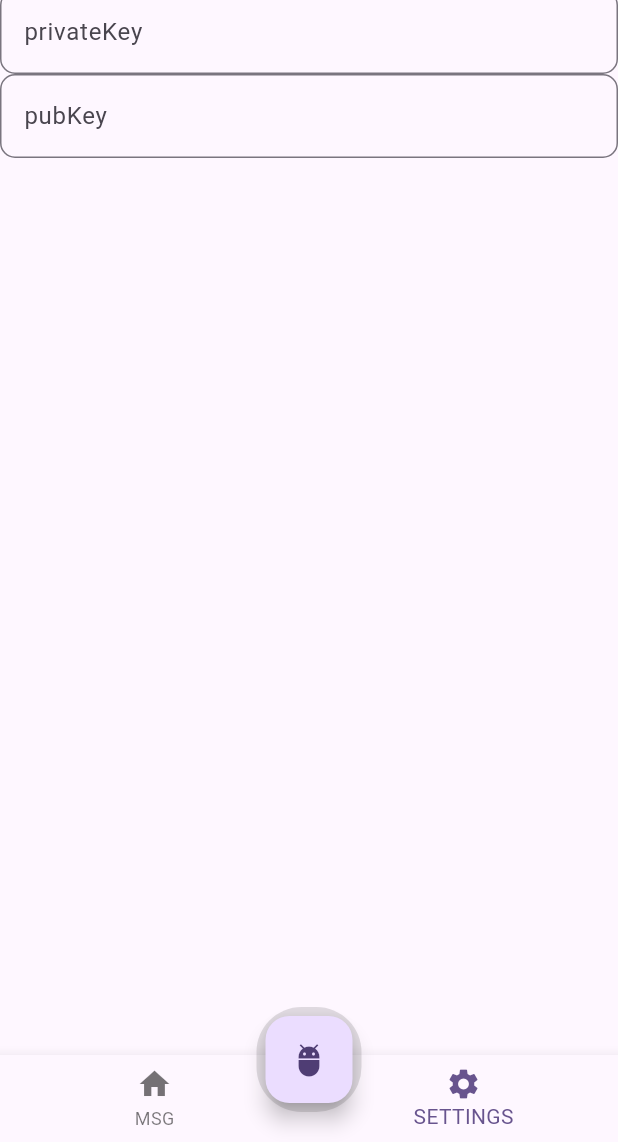
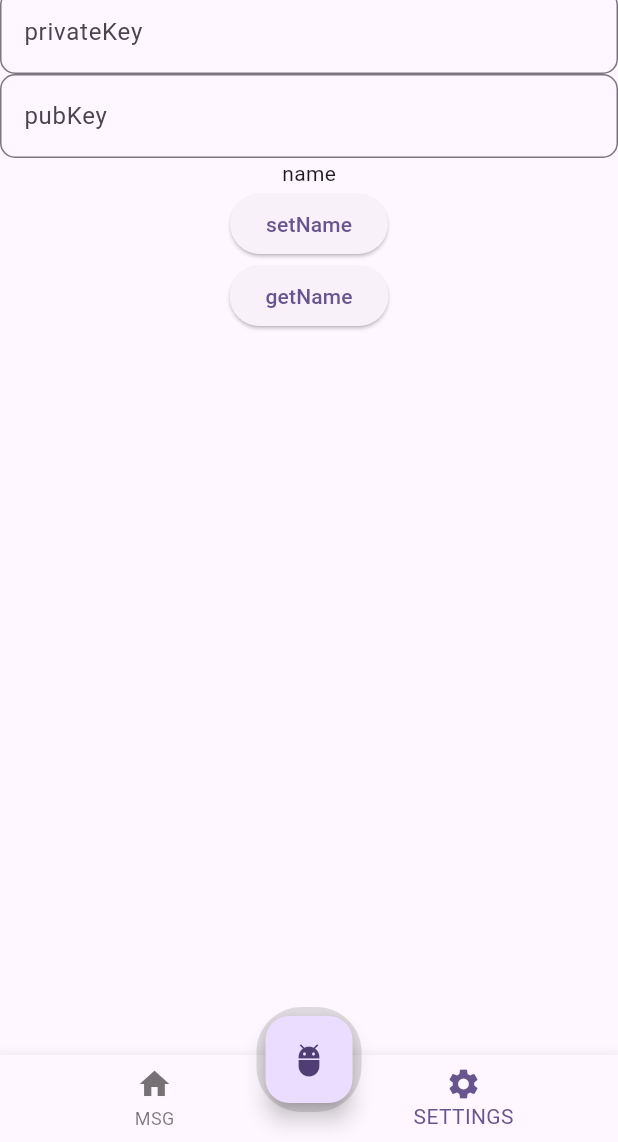
Before and after one commit to lpxxn/yoyo, a Flutter app: the screen it shows after launch, item 2 of the bottom bar chosen, on a phone screen of 412 x 824 dp, the part 94-1236 px from its top. Run offline on Flutter 3.47's test engine with Material 3 defaults, Android fonts, the light colour scheme and no system bars; our stand-ins replace get, get_storage, shared_preferences.

Commit message:
feat: pages

```diff
--- a/clank/lib/main.dart
+++ b/clank/lib/main.dart
@@ -1,12 +1,22 @@
 import 'package:flutter/material.dart';
 import 'package:path/path.dart' as p;
 import 'package:get/get.dart';
+import 'package:shared_preferences/shared_preferences.dart';
 
 import 'dart:convert';
 import 'dart:io';
 import 'pages/tab.dart' as tabs;
+import 'package:get_storage/get_storage.dart';
 
-void main()  {
+void main() async {
+  // Load and obtain the shared preferences for this app.
+  final prefs = await SharedPreferences.getInstance();
+
+// Save the counter value to persistent storage under the 'counter' key.
+  // await prefs.setInt('counter', 111);
+  // await prefs.setString('name', 'John Doe');
+  // print(prefs.get("counter"));
+  print(prefs.getString('name'));
   runApp(const MyApp());
 }
 
--- a/clank/lib/pages/tabs/settings.dart
+++ b/clank/lib/pages/tabs/settings.dart
@@ -1,5 +1,16 @@
 import 'package:flutter/cupertino.dart';
 import 'package:flutter/material.dart';
+import 'package:shared_preferences/shared_preferences.dart';
+
+Future<void> saveName() async {
+  SharedPreferences prefs = await SharedPreferences.getInstance();
+  await prefs.setString('name', 'John Doe');
+}
+
+Future<String?> getName() async {
+  SharedPreferences prefs = await SharedPreferences.getInstance();
+  return prefs.getString('name');
+}
 
 class SettingPage extends StatefulWidget {
   const SettingPage({super.key});
@@ -9,6 +20,8 @@ class SettingPage extends StatefulWidget {
 }
 
 class _SettingPageState extends State<SettingPage> {
+  var name = "name";
+
   @override
   Widget build(BuildContext context) {
     return Center(
@@ -25,6 +38,19 @@ class _SettingPageState extends State<SettingPage> {
               border: OutlineInputBorder(
                 borderRadius: BorderRadius.circular(10),
               ))),
+      Text(name),
+      ElevatedButton(
+          onPressed: () async => {await saveName()},
+          child: const Text("setName")),
+      ElevatedButton(onPressed: () async => {}, child: Text("getName"))
     ]));
   }
+
+  void changeName() async {
+    var v = await getName();
+    setState(() {
+      print(v);
+      name = v!;
+    });
+  }
 }
--- a/clank/pubspec.yaml
+++ b/clank/pubspec.yaml
@@ -29,6 +29,7 @@ environment:
 # versions available, run `flutter pub outdated`.
 dependencies:
   get:
+  get_storage:
   flutter:
     sdk: flutter
 
@@ -38,6 +39,7 @@ dependencies:
   cupertino_icons: ^1.0.6
   yaml: ^3.1.2
   path: ^1.9.0
+  shared_preferences: ^2.2.3
 
 dev_dependencies:
   flutter_test:
```
Also changed, not shown: 7 other files.
